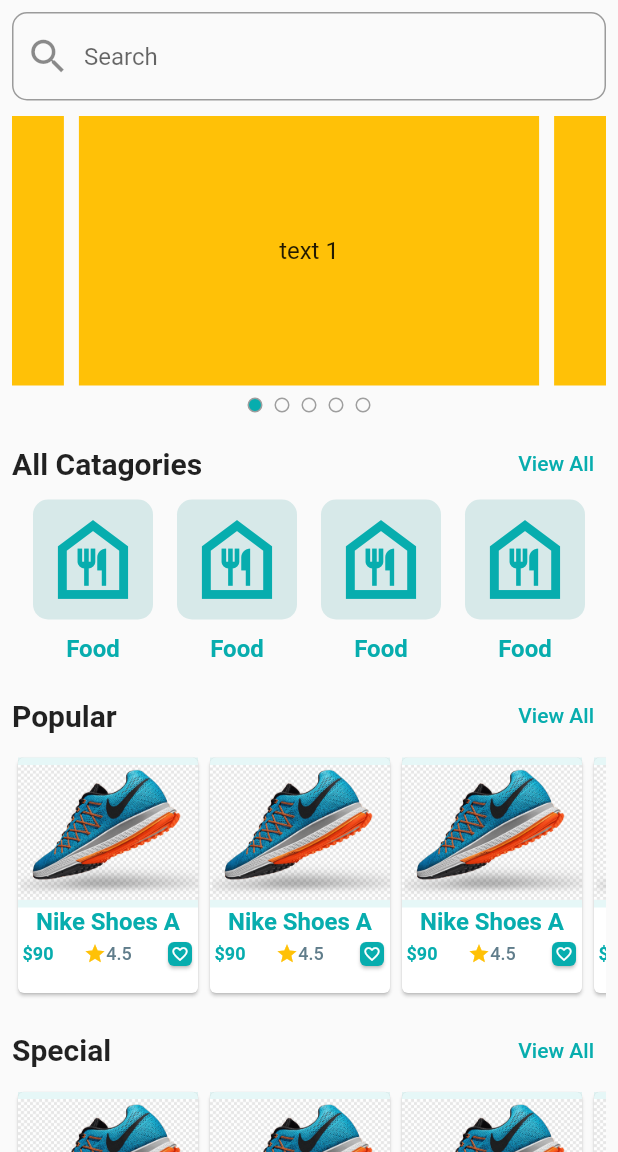
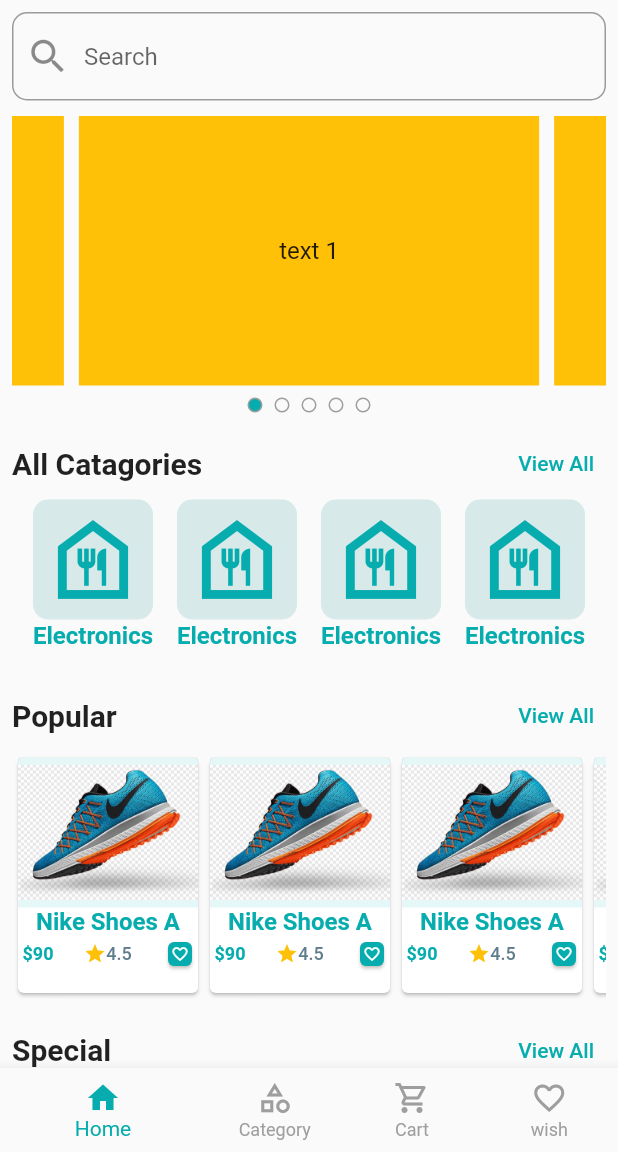
Before and after one commit to MDRifatkhan333/cruftybuy, a Flutter app: the screen it shows after launch, on a phone screen of 412 x 824 dp, the part 84-1236 px from its top. Run offline on Flutter 3.47's test engine with Material 2 defaults, Android fonts, the phone set to English and light mode, and no system bars; drawn by our look-alikes of carousel_slider; our stand-ins replace flutter_svg, get, pin_code_fields.

```diff
--- /dev/null
+++ b/lib/presentation/ui/screen/mainNavBar.dart
@@ -0,0 +1,57 @@
+import 'package:cruftybuy/presentation/ui/screen/CatagoriesScreen.dart';
+import 'package:cruftybuy/presentation/ui/screen/homeScreen.dart';
+import 'package:cruftybuy/presentation/ui/screen/wish_list_screen.dart';
+import 'package:cruftybuy/presentation/ui/utlity/appcolor.dart';
+
+import 'package:flutter/material.dart';
+
+class MainNavBarScreen extends StatefulWidget {
+  const MainNavBarScreen({super.key});
+
+  @override
+  State<MainNavBarScreen> createState() => _MainNavBarScreenState();
+}
+
+class _MainNavBarScreenState extends State<MainNavBarScreen> {
+  int _selectedIndex = 0;
+  final List<Widget> _screen = [
+    const MyhomeScreen(),
+    const CatagoriesScreen(),
+    const MyhomeScreen(),
+    const MyWishListScreen(),
+  ];
+  @override
+  Widget build(BuildContext context) {
+    return Scaffold(
+      body: _screen[_selectedIndex],
+      bottomNavigationBar: BottomNavigationBar(
+          currentIndex: _selectedIndex,
+          onTap: (index) {
+            setState(() {
+              _selectedIndex = index;
+            });
+          },
+          selectedItemColor: AppColors.primaryColor,
+          unselectedItemColor: Colors.grey,
+          showUnselectedLabels: true,
+          items: const [
+            BottomNavigationBarItem(
+              icon: Icon(Icons.home),
+              label: 'Home',
+            ),
+            BottomNavigationBarItem(
+              icon: Icon(Icons.category_outlined),
+              label: 'Category',
+            ),
+            BottomNavigationBarItem(
+              icon: Icon(Icons.shopping_cart_outlined),
+              label: 'Cart',
+            ),
+            BottomNavigationBarItem(
+              icon: Icon(Icons.favorite_border_outlined),
+              label: 'wish',
+            ),
+          ]),
+    );
+  }
+}
--- a/lib/presentation/ui/screen/splashScreen.dart
+++ b/lib/presentation/ui/screen/splashScreen.dart
@@ -1,4 +1,4 @@
-import 'package:cruftybuy/presentation/ui/screen/homeScreen.dart';
+import 'package:cruftybuy/presentation/ui/screen/mainNavBar.dart';
 
 import 'package:flutter/material.dart';
 import 'package:flutter_svg/svg.dart';
@@ -22,7 +22,7 @@ class _SplashScreenState extends State<SplashScreen> {
   void goToNextScreen() {
     // using getx
     Future.delayed(const Duration(seconds: 3)).then((value) {
-      Get.offAll(() => const MyhomeScreen());
+      Get.offAll(() => const MainNavBarScreen());
     });
   }
 
--- a/lib/presentation/ui/widget/catagoriecard.dart
+++ b/lib/presentation/ui/widget/home/catagoriecard.dart
@@ -30,10 +30,10 @@ class catagoriCard extends StatelessWidget {
           ),
         ),
         const SizedBox(
-          height: 10,
+          height: 1,
         ),
         const Text(
-          "Food",
+          "Electronics",
           style: TextStyle(
             fontSize: 16,
             fontWeight: FontWeight.bold,
```
Also changed, not shown: lib/presentation/ui/screen/CatagoriesScreen.dart (added, +35 -0 lines), lib/presentation/ui/screen/homeScreen.dart (+6 -2 lines), lib/presentation/ui/screen/wish_list_screen.dart (added, +32 -0 lines), lib/presentation/ui/widget/home/wishList.dart (added, +91 -0 lines).
